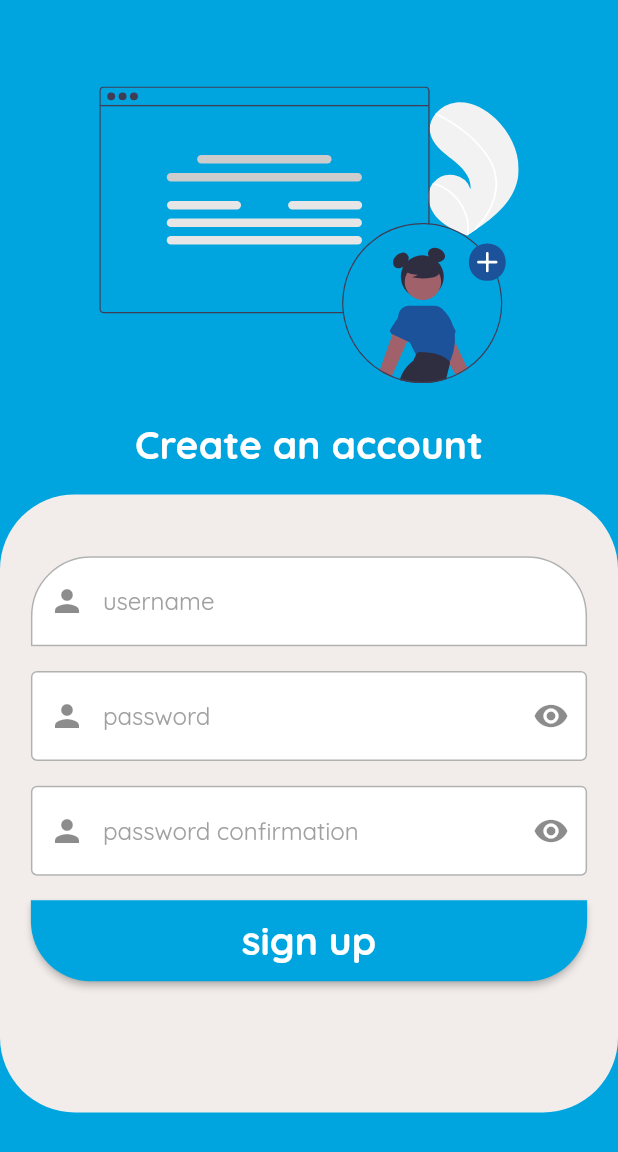
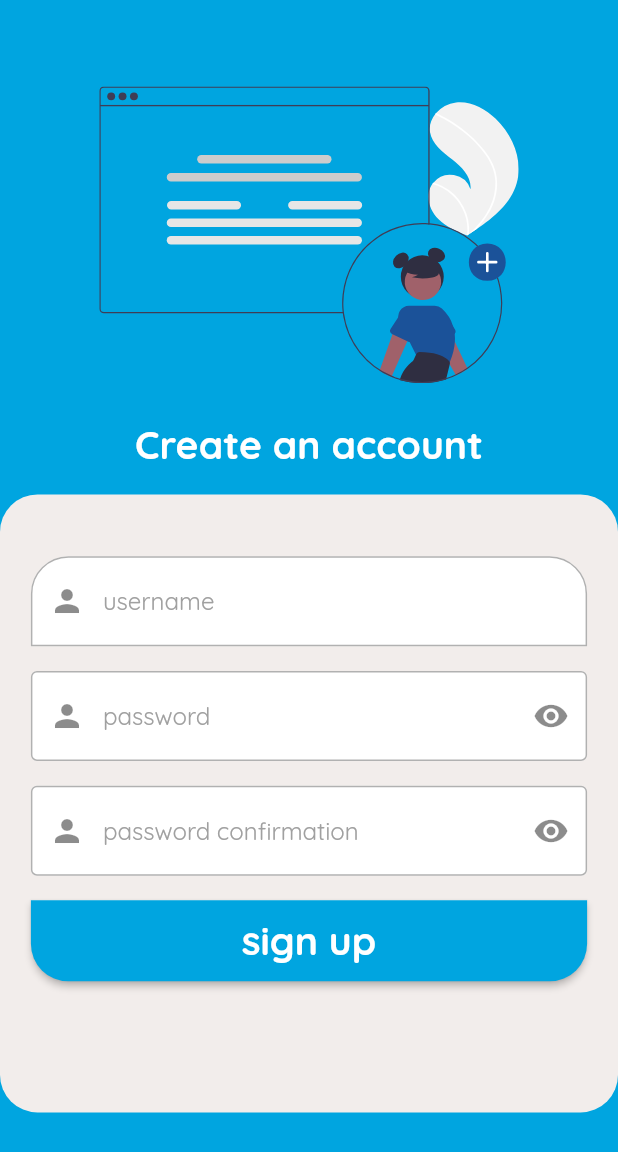
Before and after one commit to thierryoliveira/taskfy_app, a Flutter app: the SignupView screen opened by its route, on a phone screen of 412 x 824 dp. Shown: the top 1152 px of the screen. Run offline on Flutter 3.47's test engine with Material 2 defaults, Android fonts, the phone set to English and light mode, and no system bars; our stand-ins replace dio, flutter_svg, font_awesome_flutter, get, get_storage, google_fonts and 2 more; accounts and stored records are empty.

Commit message:
fix(signup): decrease border radius

```diff
--- a/lib/app/modules/login/views/login_view.dart
+++ b/lib/app/modules/login/views/login_view.dart
@@ -191,7 +191,7 @@ class LoginPage extends GetView<LoginController> {
                                   text: 'Create now!',
                                   style: TextStyle(fontWeight: FontWeight.bold),
                                   recognizer: TapGestureRecognizer()
-                                    ..onTap = () => print('click')),
+                                    ..onTap = () => Get.toNamed('/signup')),
                             ]),
                       ))
                 ],
--- a/lib/app/modules/signup/views/signup_view.dart
+++ b/lib/app/modules/signup/views/signup_view.dart
@@ -8,7 +8,7 @@ import '../controllers/signup_controller.dart';
 
 class SignupView extends GetView<SignupController> {
   final BorderRadius radiusStyle = BorderRadius.only(
-        topLeft: Radius.circular(40), topRight: Radius.circular(40),);
+        topLeft: Radius.circular(25), topRight: Radius.circular(25),);
 
   @override
   Widget build(BuildContext context) {
@@ -42,7 +42,7 @@ class SignupView extends GetView<SignupController> {
             height: height * 0.5,
             decoration: BoxDecoration(
               color: kLighterColor,
-              borderRadius: BorderRadius.all(Radius.circular(50))
+              borderRadius: BorderRadius.all(Radius.circular(25))
             ),
             child: Column(
               crossAxisAlignment: CrossAxisAlignment.center,
@@ -130,7 +130,7 @@ class SignupView extends GetView<SignupController> {
                               primary: kPrimaryColor,
                               shape: RoundedRectangleBorder(
                                   borderRadius: BorderRadius.only(
-        bottomLeft: Radius.circular(40), bottomRight: Radius.circular(40),)),
+        bottomLeft: Radius.circular(25), bottomRight: Radius.circular(25),)),
                             ),
                             child: isloading
                                 ? Center(
```
